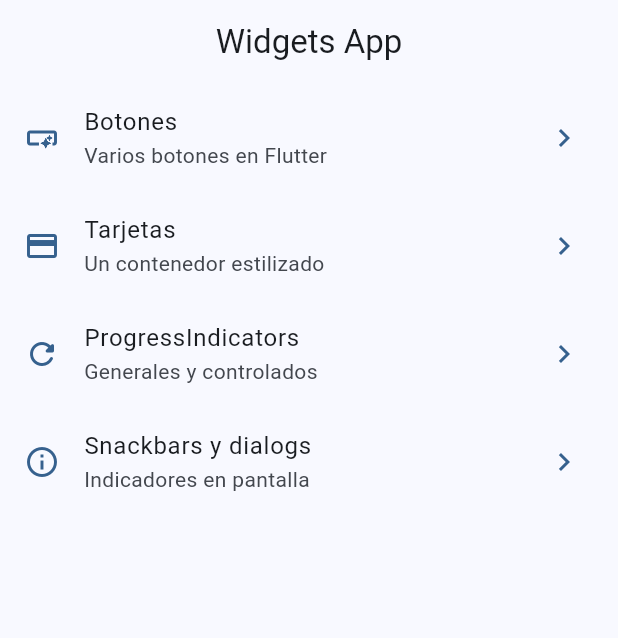
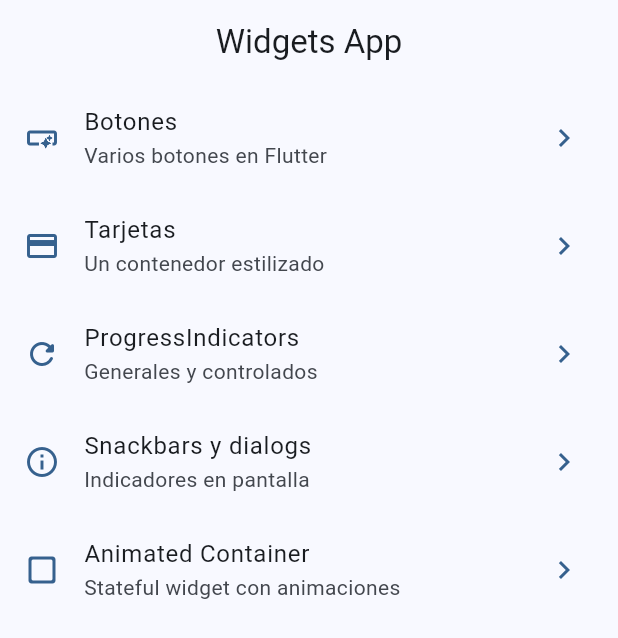
Before and after one commit to RicardoBastardoGH/flutter-widget-app, a Flutter app: the screen it shows after launch, on a phone screen of 412 x 824 dp. Shown: the top 638 px of the screen. Run offline on Flutter 3.47's test engine with Material 3 defaults, Android fonts, the phone set to English and light mode, and no system bars; our stand-ins replace go_router.

Commit message:
Animated container terminado

```diff
--- a/lib/config/theme/menu/menu_items.dart
+++ b/lib/config/theme/menu/menu_items.dart
@@ -43,5 +43,11 @@ const appMenuItems = <MenuItems>[
     link: '/snackbars',
     icon: Icons.info_outline
   ),
+  MenuItems(
+    title: 'Animated Container',
+    subtitle: 'Stateful widget con animaciones',
+    link: '/animated',
+    icon: Icons.check_box_outline_blank_rounded
+  ),
 
 ];
--- a/lib/config/theme/router/app_router.dart
+++ b/lib/config/theme/router/app_router.dart
@@ -32,5 +32,10 @@ final appRouter = GoRouter(
       name: SnackbarScreen.routeName,
       builder: (context, state) => SnackbarScreen(),
     ),
+    GoRoute(
+      path: '/animated',
+      name: AnimatedScreen.routeName,
+      builder: (context, state) => AnimatedScreen(),
+    ),
   ],
 );
```
Also changed, not shown: lib/presentation/screen/animated/animated_screen.dart (+47 -2 lines).
